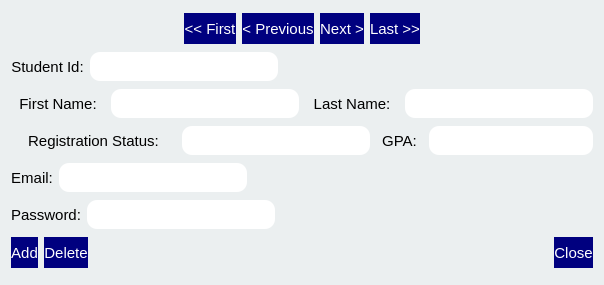
JosephDao/student-database, file GUI/login/studentform.ui: the form before one commit.
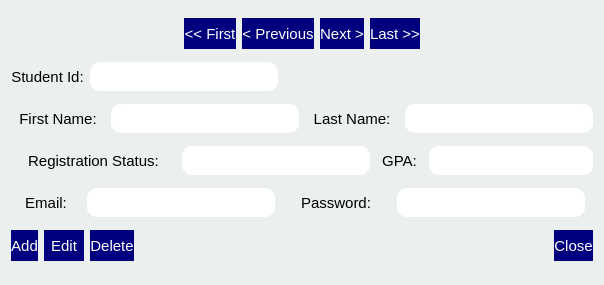
The form after the commit.

```diff
--- a/GUI/login/studentform.ui
+++ b/GUI/login/studentform.ui
@@ -532,26 +532,6 @@
       </widget>
      </item>
      <item>
-      <spacer name="horizontalSpacer_2">
-       <property name="orientation">
-        <enum>Qt::Horizontal</enum>
-       </property>
-       <property name="sizeType">
-        <enum>QSizePolicy::MinimumExpanding</enum>
-       </property>
-       <property name="sizeHint" stdset="0">
-        <size>
-         <width>40</width>
-         <height>20</height>
-        </size>
-       </property>
-      </spacer>
-     </item>
-    </layout>
-   </item>
-   <item>
-    <layout class="QHBoxLayout" name="horizontalLayout_6">
-     <item>
       <widget class="QLabel" name="passwordLabel">
        <property name="maximumSize">
         <size>
@@ -604,22 +584,6 @@
        </property>
       </widget>
      </item>
-     <item>
-      <spacer name="horizontalSpacer_3">
-       <property name="orientation">
-        <enum>Qt::Horizontal</enum>
-       </property>
-       <property name="sizeType">
-        <enum>QSizePolicy::MinimumExpanding</enum>
-       </property>
-       <property name="sizeHint" stdset="0">
-        <size>
-         <width>40</width>
-         <height>20</height>
-        </size>
-       </property>
-      </spacer>
-     </item>
     </layout>
    </item>
    <item>
@@ -655,6 +619,25 @@
        </property>
       </widget>
      </item>
+     <item>
+      <widget class="QPushButton" name="editButton">
+       <property name="minimumSize">
+        <size>
+         <width>40</width>
+         <height>31</height>
+        </size>
+       </property>
+       <property name="font">
+        <font>
+         <family>Arial</family>
+         <pointsize>11</pointsize>
+        </font>
+       </property>
+       <property name="text">
+        <string>Edit</string>
+       </property>
+      </widget>
+     </item>
      <item>
       <widget class="QPushButton" name="deleteButton">
        <property name="sizePolicy">
```
